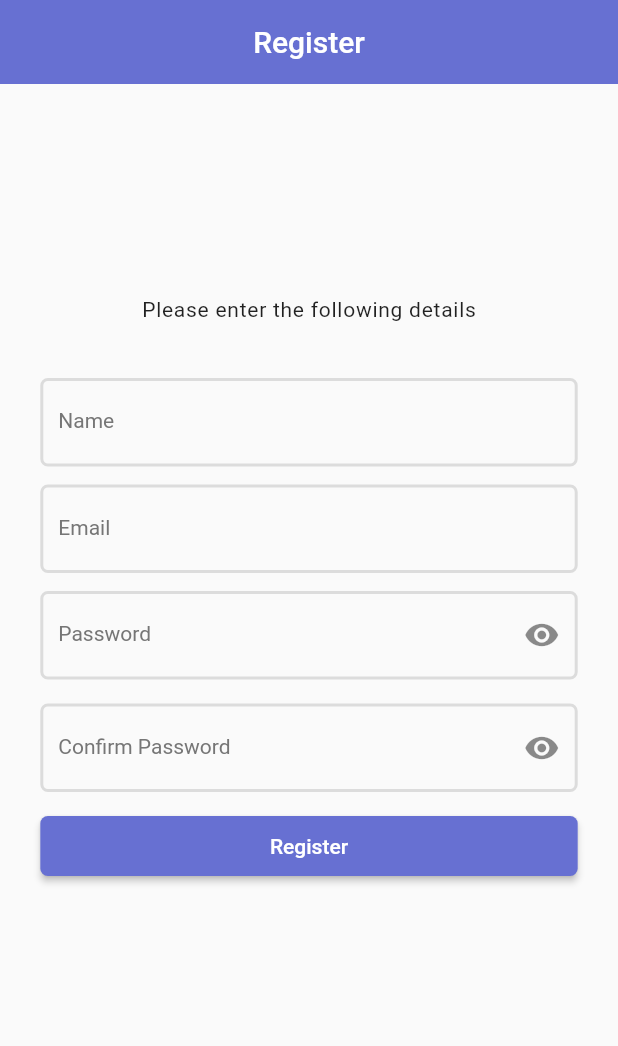
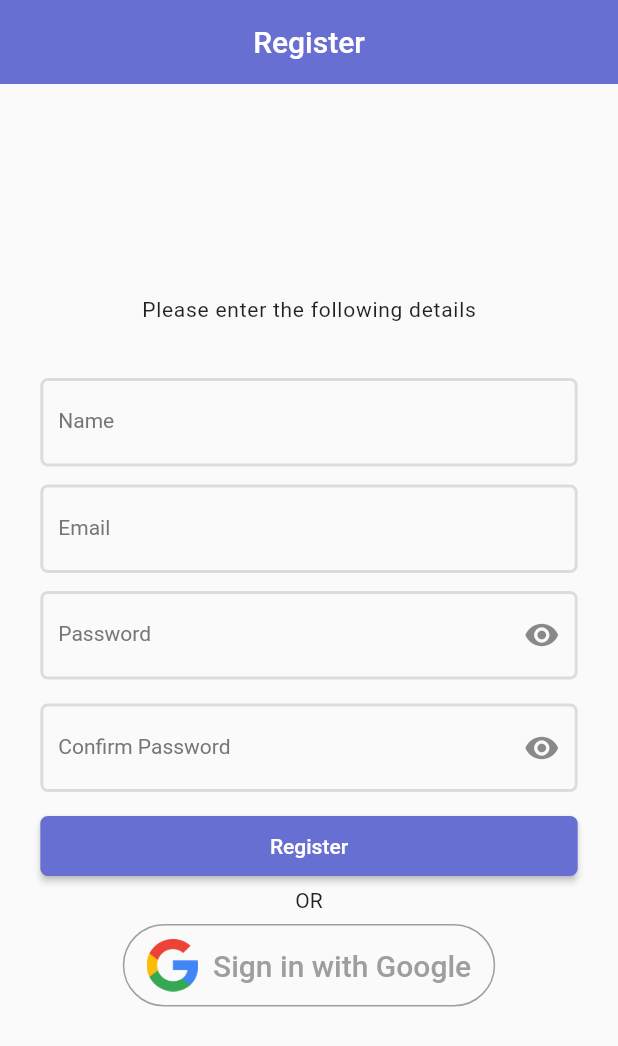
Before and after one commit to ikjot-2605/Alarming-System-Mobile-App, a Flutter app: the screen it shows after launch, on a phone screen of 412 x 824 dp. Shown: the top 1046 px of the screen. Run offline on Flutter 3.47's test engine with Material 2 defaults, Android fonts, the light colour scheme and no system bars; our stand-ins replace firebase_auth, firebase_core, flushbar, google_sign_in, shared_preferences; accounts and stored records are empty.

Commit message:
google sign in feature added (oauth)

```diff
--- /dev/null
+++ b/alarming_system_mobile_app/lib/firebase/sign_in.dart
@@ -0,0 +1,3 @@
+import 'package:firebase_auth/firebase_auth.dart';
+import 'package:firebase_core/firebase_core.dart';
+import 'package:google_sign_in/google_sign_in.dart';
--- a/alarming_system_mobile_app/lib/pages/register_page.dart
+++ b/alarming_system_mobile_app/lib/pages/register_page.dart
@@ -2,9 +2,48 @@ import 'package:alarming_system_mobile_app/pages/home_page.dart';
 import 'package:flushbar/flushbar.dart';
 import 'package:flutter/material.dart';
 import 'package:shared_preferences/shared_preferences.dart';
+import 'package:firebase_auth/firebase_auth.dart';
+import 'package:firebase_core/firebase_core.dart';
+import 'package:google_sign_in/google_sign_in.dart';
 
 import 'login_page.dart';
+final FirebaseAuth _auth = FirebaseAuth.instance;
+final GoogleSignIn googleSignIn = GoogleSignIn();
 
+Future<String> signInWithGoogle() async {
+  await Firebase.initializeApp();
+
+  final GoogleSignInAccount googleSignInAccount = await googleSignIn.signIn();
+  final GoogleSignInAuthentication googleSignInAuthentication = await googleSignInAccount.authentication;
+
+  final AuthCredential credential = GoogleAuthProvider.credential(
+    accessToken: googleSignInAuthentication.accessToken,
+    idToken: googleSignInAuthentication.idToken,
+  );
+
+  final UserCredential authResult = await _auth.signInWithCredential(credential);
+  final User user = authResult.user;
+
+  if (user != null) {
+    assert(!user.isAnonymous);
+    assert(await user.getIdToken() != null);
+
+    final User currentUser = _auth.currentUser;
+    assert(user.uid == currentUser.uid);
+
+    print('signInWithGoogle succeeded: $user');
+
+    return '$user';
+  }
+
+  return null;
+}
+
+Future<void> signOutGoogle() async {
+  await googleSignIn.signOut();
+
+  print("User Signed Out");
+}
 class RegisterPage extends StatefulWidget {
   @override
   _RegisterPageState createState() => _RegisterPageState();
@@ -24,7 +63,9 @@ class _RegisterPageState extends State<RegisterPage> {
       appBar: AppBar(
         title: Text('Register'),
         elevation: 0,
-        backgroundColor: Theme.of(context).brightness!=Brightness.dark?Color(0xFF6770D2):Colors.grey[900],
+        backgroundColor: Theme.of(context).brightness != Brightness.dark
+            ? Color(0xFF6770D2)
+            : Colors.grey[900],
         centerTitle: true,
       ),
       body: Form(
@@ -268,10 +309,8 @@ class _RegisterPageState extends State<RegisterPage> {
                       _removeKeyboard(context);
                       if (_passwordController.text ==
                           _confirmPasswordController.text) {
-                        setDetailsUser(
-                            _nameController.text,
-                            _emailController.text,
-                            _passwordController.text);
+                        setDetailsUser(_nameController.text,
+                            _emailController.text, _passwordController.text);
                       } else {
                         Flushbar(
                           title: "Password Issue",
@@ -285,12 +324,18 @@ class _RegisterPageState extends State<RegisterPage> {
                   color: Color(0xFF6770D2),
                 ),
               ),
+              Padding(
+                padding: const EdgeInsets.all(8.0),
+                child: Text('OR'),
+              ),
+              _signInWithGoogleButton()
             ],
           ),
         ),
       ),
     );
   }
+
   Widget horizontalLine(BuildContext context) => Padding(
         padding: EdgeInsets.symmetric(horizontal: 8),
         child: Container(
@@ -308,8 +353,8 @@ class _RegisterPageState extends State<RegisterPage> {
       currentFocus.unfocus();
     }
   }
-  void setDetailsUser(
-      String name, String email, String password) async {
+
+  void setDetailsUser(String name, String email, String password) async {
     SharedPreferences prefs = await SharedPreferences.getInstance();
     await prefs.setString('user_name', name);
     await prefs.setString('user_password', password);
@@ -320,4 +365,45 @@ class _RegisterPageState extends State<RegisterPage> {
         context, MaterialPageRoute(builder: (context) => HomePage()));
   }
 
+  Widget _signInWithGoogleButton() {
+    return OutlineButton(
+      splashColor: Colors.grey,
+      onPressed: () {
+        signInWithGoogle().then((result) {
+          if (result != null) {
+            Navigator.of(context).push(
+              MaterialPageRoute(
+                builder: (context) {
+                  return HomePage();
+                },
+              ),
+            );
           }
+        });
+      },
+      shape: RoundedRectangleBorder(borderRadius: BorderRadius.circular(40)),
+      highlightElevation: 0,
+      borderSide: BorderSide(color: Colors.grey),
+      child: Padding(
+        padding: const EdgeInsets.fromLTRB(0, 10, 0, 10),
+        child: Row(
+          mainAxisSize: MainAxisSize.min,
+          mainAxisAlignment: MainAxisAlignment.center,
+          children: <Widget>[
+            Image(image: AssetImage("assets/google_logo.png"), height: 35.0),
+            Padding(
+              padding: const EdgeInsets.only(left: 10),
+              child: Text(
+                'Sign in with Google',
+                style: TextStyle(
+                  fontSize: 20,
+                  color: Colors.grey,
+                ),
+              ),
+            )
+          ],
+        ),
+      ),
+    );
+  }
+}
--- a/alarming_system_mobile_app/pubspec.yaml
+++ b/alarming_system_mobile_app/pubspec.yaml
@@ -50,8 +50,8 @@ flutter:
   uses-material-design: true
 
   # To add assets to your application, add an assets section, like this:
-  # assets:
-  #   - images/a_dot_burr.jpeg
+  assets:
+    - assets/google_logo.png
   #   - images/a_dot_ham.jpeg
 
   # An image asset can refer to one or more resolution-specific "variants", see
```
Also changed, not shown: alarming_system_mobile_app/assets/google_logo.png (added), 3 other files. Lines whose indentation alone changed are shown as unchanged.
